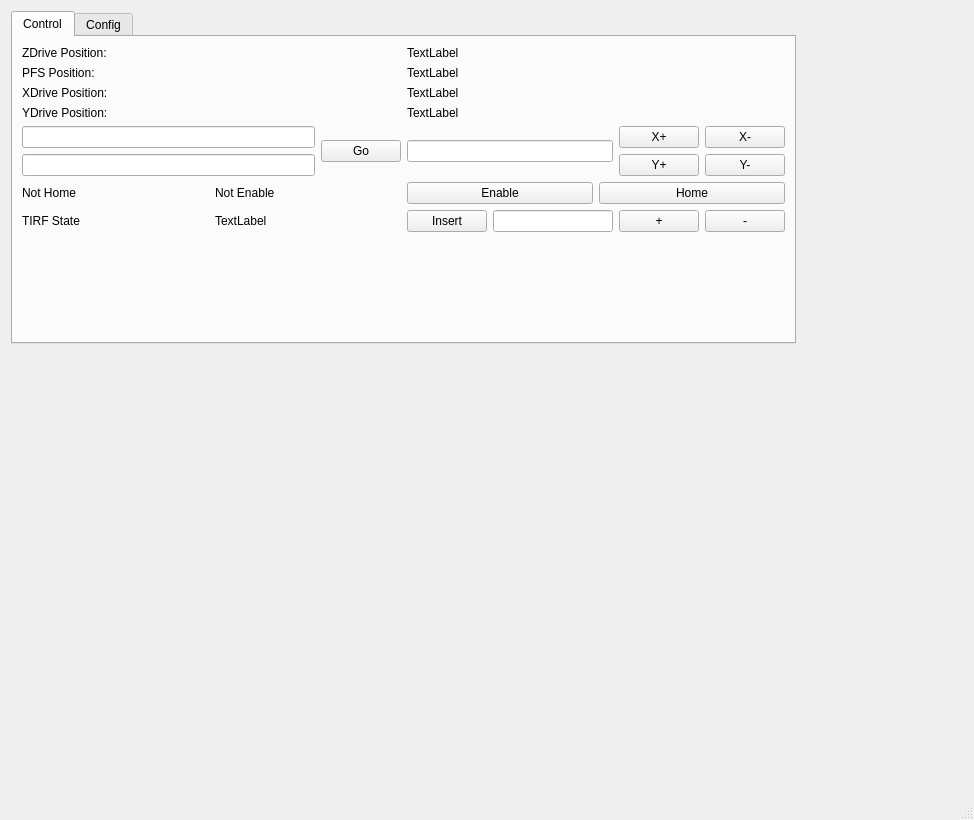
Qt form gene-seq-control/gui/mainview.ui (cyanial/gene-seq-platform-control) before a commit.
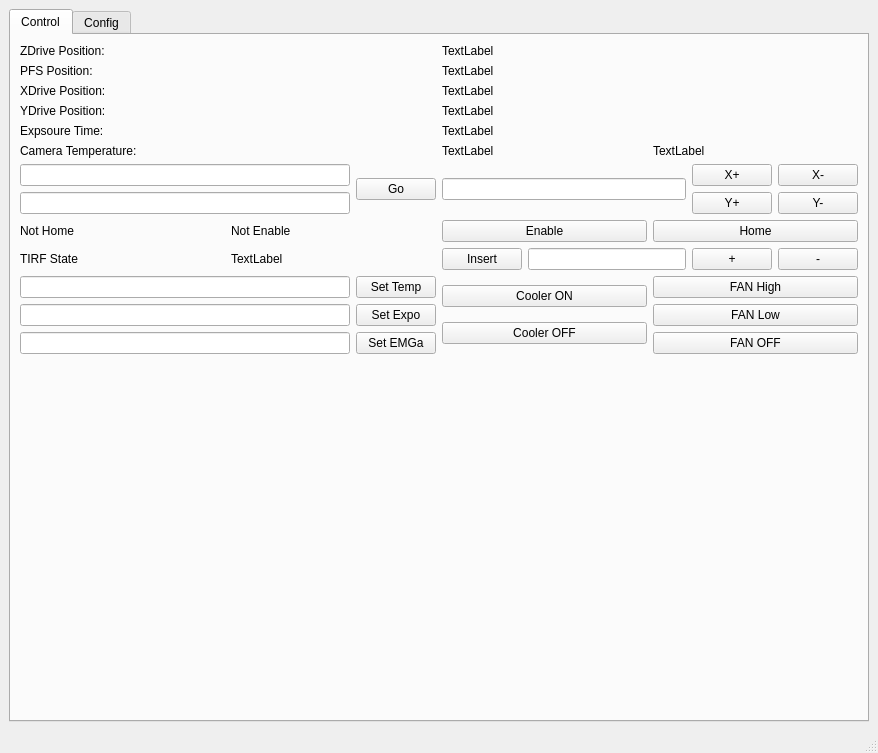
The same form after that commit.

Commit message: add camera function

Patch:
```diff
--- a/gene-seq-control/gui/mainview.ui
+++ b/gene-seq-control/gui/mainview.ui
@@ -6,23 +6,17 @@
    <rect>
     <x>0</x>
     <y>0</y>
-    <width>974</width>
-    <height>820</height>
+    <width>878</width>
+    <height>753</height>
    </rect>
   </property>
   <property name="windowTitle">
    <string>MainWindow</string>
   </property>
   <widget class="QWidget" name="centralwidget">
+   <layout class="QVBoxLayout" name="verticalLayout_7">
+    <item>
    <widget class="QTabWidget" name="tabWidget">
-    <property name="geometry">
-     <rect>
-      <x>11</x>
-      <y>11</y>
-      <width>785</width>
-      <height>333</height>
-     </rect>
-    </property>
     <property name="currentIndex">
      <number>0</number>
     </property>
@@ -33,98 +27,13 @@
      <layout class="QVBoxLayout" name="verticalLayout">
       <item>
        <layout class="QGridLayout" name="gridLayout">
-        <item row="1" column="1">
-         <widget class="QLabel" name="pfsPosTextLabel">
-          <property name="text">
-           <string>PFS Position:</string>
-          </property>
-         </widget>
-        </item>
-        <item row="0" column="2">
-         <widget class="QLabel" name="zdrivePosLabel">
+          <item row="3" column="2">
+           <widget class="QLabel" name="ydrivePosLabel">
           <property name="text">
            <string>TextLabel</string>
           </property>
          </widget>
         </item>
-        <item row="5" column="1">
-         <layout class="QHBoxLayout" name="horizontalLayout_2">
-          <item>
-           <widget class="QLabel" name="homeDisplayLabel">
-            <property name="text">
-             <string>Not Home</string>
-            </property>
-           </widget>
-          </item>
-          <item>
-           <widget class="QLabel" name="enableDisplayLabel">
-            <property name="text">
-             <string>Not Enable</string>
-            </property>
-           </widget>
-          </item>
-         </layout>
-        </item>
-        <item row="7" column="1">
-         <spacer name="verticalSpacer">
-          <property name="orientation">
-           <enum>Qt::Vertical</enum>
-          </property>
-          <property name="sizeHint" stdset="0">
-           <size>
-            <width>20</width>
-            <height>40</height>
-           </size>
-          </property>
-         </spacer>
-        </item>
-        <item row="4" column="2">
-         <layout class="QHBoxLayout" name="horizontalLayout_8">
-          <item>
-           <widget class="QLineEdit" name="stepInputLabel"/>
-          </item>
-          <item>
-           <layout class="QVBoxLayout" name="verticalLayout_3">
-            <item>
-             <layout class="QHBoxLayout" name="horizontalLayout_7">
-              <item>
-               <widget class="QPushButton" name="xPosPlusButton">
-                <property name="text">
-                 <string>X+</string>
-                </property>
-               </widget>
-              </item>
-              <item>
-               <widget class="QPushButton" name="xPosMinusButton">
-                <property name="text">
-                 <string>X-</string>
-                </property>
-               </widget>
-              </item>
-             </layout>
-            </item>
-            <item>
-             <layout class="QHBoxLayout" name="horizontalLayout_6">
-              <item>
-               <widget class="QPushButton" name="yPosPlusButton">
-                <property name="text">
-                 <string>Y+</string>
-                </property>
-               </widget>
-              </item>
-              <item>
-               <widget class="QPushButton" name="yPosMinusButton">
-                <property name="text">
-                 <string>Y-</string>
-                </property>
-               </widget>
-              </item>
-             </layout>
-            </item>
-           </layout>
-          </item>
-         </layout>
-        </item>
         <item row="1" column="2">
          <widget class="QLabel" name="pfsPosLabel">
           <property name="text">
@@ -132,10 +41,79 @@
           </property>
          </widget>
         </item>
-        <item row="3" column="1">
-         <widget class="QLabel" name="ydrivePosTextLabel">
+          <item row="2" column="2">
+           <widget class="QLabel" name="xdrivePosLabel">
           <property name="text">
-           <string>YDrive Position:</string>
+             <string>TextLabel</string>
+            </property>
+           </widget>
+          </item>
+          <item row="10" column="1">
+           <spacer name="verticalSpacer">
+            <property name="orientation">
+             <enum>Qt::Vertical</enum>
+            </property>
+            <property name="sizeHint" stdset="0">
+             <size>
+              <width>20</width>
+              <height>40</height>
+             </size>
+            </property>
+           </spacer>
+          </item>
+          <item row="8" column="2">
+           <layout class="QHBoxLayout" name="horizontalLayout_4">
+            <item>
+             <widget class="QPushButton" name="tirfToggleButton">
+              <property name="text">
+               <string>Insert</string>
+              </property>
+             </widget>
+            </item>
+            <item>
+             <widget class="QLineEdit" name="tirfStepLineEdit"/>
+            </item>
+            <item>
+             <widget class="QPushButton" name="addTirfPosButton">
+              <property name="text">
+               <string>+</string>
+              </property>
+             </widget>
+            </item>
+            <item>
+             <widget class="QPushButton" name="minusTirfPosButton">
+              <property name="text">
+               <string>-</string>
+              </property>
+             </widget>
+            </item>
+           </layout>
+          </item>
+          <item row="6" column="1">
+           <layout class="QHBoxLayout" name="horizontalLayout_5">
+            <item>
+             <layout class="QVBoxLayout" name="verticalLayout_2">
+              <item>
+               <widget class="QLineEdit" name="xPosInputLabel"/>
+              </item>
+              <item>
+               <widget class="QLineEdit" name="yPosInputLabel"/>
+              </item>
+             </layout>
+            </item>
+            <item>
+             <widget class="QPushButton" name="stageGoButton">
+              <property name="text">
+               <string>Go</string>
+              </property>
+             </widget>
+            </item>
+           </layout>
+          </item>
+          <item row="5" column="1">
+           <widget class="QLabel" name="cameraTemperatureTextLabel">
+            <property name="text">
+             <string>Camera Temperature:</string>
           </property>
          </widget>
         </item>
@@ -146,7 +124,7 @@
           </property>
          </widget>
         </item>
-        <item row="6" column="1">
+          <item row="8" column="1">
          <layout class="QHBoxLayout" name="horizontalLayout_3">
           <item>
            <widget class="QLabel" name="tirfStateLabel">
@@ -164,7 +142,7 @@
           </item>
          </layout>
         </item>
-        <item row="5" column="2">
+          <item row="7" column="2">
          <layout class="QHBoxLayout" name="horizontalLayout">
           <item>
            <widget class="QPushButton" name="enableStageButton">
@@ -189,42 +167,32 @@
           </property>
          </widget>
         </item>
-        <item row="2" column="2">
-         <widget class="QLabel" name="xdrivePosLabel">
+          <item row="3" column="1">
+           <widget class="QLabel" name="ydrivePosTextLabel">
           <property name="text">
-           <string>TextLabel</string>
+             <string>YDrive Position:</string>
           </property>
          </widget>
         </item>
-        <item row="6" column="2">
-         <layout class="QHBoxLayout" name="horizontalLayout_4">
+          <item row="5" column="2">
+           <layout class="QHBoxLayout" name="horizontalLayout_9">
           <item>
-           <widget class="QPushButton" name="tirfToggleButton">
+             <widget class="QLabel" name="cameraTemperatureLabel">
             <property name="text">
-             <string>Insert</string>
+               <string>TextLabel</string>
             </property>
            </widget>
           </item>
           <item>
-           <widget class="QLineEdit" name="tirfStepLineEdit"/>
-          </item>
-          <item>
-           <widget class="QPushButton" name="addTirfPosButton">
+             <widget class="QLabel" name="cameraCoolerState">
             <property name="text">
-             <string>+</string>
-            </property>
-           </widget>
-          </item>
-          <item>
-           <widget class="QPushButton" name="minusTirfPosButton">
-            <property name="text">
-             <string>-</string>
+               <string>TextLabel</string>
             </property>
            </widget>
           </item>
          </layout>
         </item>
-        <item row="7" column="2">
+          <item row="10" column="2">
          <spacer name="verticalSpacer_2">
           <property name="orientation">
            <enum>Qt::Vertical</enum>
@@ -237,33 +205,191 @@
           </property>
          </spacer>
         </item>
+          <item row="1" column="1">
+           <widget class="QLabel" name="pfsPosTextLabel">
+            <property name="text">
+             <string>PFS Position:</string>
+            </property>
+           </widget>
+          </item>
+          <item row="6" column="2">
+           <layout class="QHBoxLayout" name="horizontalLayout_8">
+            <item>
+             <widget class="QLineEdit" name="stepInputLabel"/>
+            </item>
+            <item>
+             <layout class="QVBoxLayout" name="verticalLayout_3">
+              <item>
+               <layout class="QHBoxLayout" name="horizontalLayout_7">
+                <item>
+                 <widget class="QPushButton" name="xPosPlusButton">
+                  <property name="text">
+                   <string>X+</string>
+                  </property>
+                 </widget>
+                </item>
+                <item>
+                 <widget class="QPushButton" name="xPosMinusButton">
+                  <property name="text">
+                   <string>X-</string>
+                  </property>
+                 </widget>
+                </item>
+               </layout>
+              </item>
+              <item>
+               <layout class="QHBoxLayout" name="horizontalLayout_6">
+                <item>
+                 <widget class="QPushButton" name="yPosPlusButton">
+                  <property name="text">
+                   <string>Y+</string>
+                  </property>
+                 </widget>
+                </item>
+                <item>
+                 <widget class="QPushButton" name="yPosMinusButton">
+                  <property name="text">
+                   <string>Y-</string>
+                  </property>
+                 </widget>
+                </item>
+               </layout>
+              </item>
+             </layout>
+            </item>
+           </layout>
+          </item>
+          <item row="7" column="1">
+           <layout class="QHBoxLayout" name="horizontalLayout_2">
+            <item>
+             <widget class="QLabel" name="homeDisplayLabel">
+              <property name="text">
+               <string>Not Home</string>
+              </property>
+             </widget>
+            </item>
+            <item>
+             <widget class="QLabel" name="enableDisplayLabel">
+              <property name="text">
+               <string>Not Enable</string>
+              </property>
+             </widget>
+            </item>
+           </layout>
+          </item>
+          <item row="0" column="2">
+           <widget class="QLabel" name="zdrivePosLabel">
+            <property name="text">
+             <string>TextLabel</string>
+            </property>
+           </widget>
+          </item>
+          <item row="4" column="2">
+           <widget class="QLabel" name="exposureTimeLabel">
+            <property name="text">
+             <string>TextLabel</string>
+            </property>
+           </widget>
+          </item>
         <item row="4" column="1">
-         <layout class="QHBoxLayout" name="horizontalLayout_5">
+           <widget class="QLabel" name="exposureTimeTextLabel">
+            <property name="text">
+             <string>Expsoure Time:</string>
+            </property>
+           </widget>
+          </item>
+          <item row="9" column="1">
+           <layout class="QVBoxLayout" name="verticalLayout_4">
           <item>
-           <layout class="QVBoxLayout" name="verticalLayout_2">
+             <layout class="QHBoxLayout" name="horizontalLayout_10">
             <item>
-             <widget class="QLineEdit" name="xPosInputLabel"/>
+               <widget class="QLineEdit" name="cameraTemperatureLineEdit"/>
             </item>
             <item>
-             <widget class="QLineEdit" name="yPosInputLabel"/>
+               <widget class="QPushButton" name="setTemperatureButton">
+                <property name="text">
+                 <string>Set Temp</string>
+                </property>
+               </widget>
             </item>
            </layout>
           </item>
           <item>
-           <widget class="QPushButton" name="stageGoButton">
+             <layout class="QHBoxLayout" name="horizontalLayout_11">
+              <item>
+               <widget class="QLineEdit" name="exposureTimeLineEdit"/>
+              </item>
+              <item>
+               <widget class="QPushButton" name="setExposureTimeButton">
             <property name="text">
-             <string>Go</string>
+                 <string>Set Expo</string>
             </property>
            </widget>
           </item>
          </layout>
         </item>
-        <item row="3" column="2">
-         <widget class="QLabel" name="ydrivePosLabel">
+            <item>
+             <layout class="QHBoxLayout" name="horizontalLayout_12">
+              <item>
+               <widget class="QLineEdit" name="emGainLineEdit"/>
+              </item>
+              <item>
+               <widget class="QPushButton" name="setEMGainButton">
           <property name="text">
-           <string>TextLabel</string>
-          </property>
-         </widget>
+                 <string>Set EMGa</string>
+                </property>
+               </widget>
+              </item>
+             </layout>
+            </item>
+           </layout>
+          </item>
+          <item row="9" column="2">
+           <layout class="QHBoxLayout" name="horizontalLayout_13">
+            <item>
+             <layout class="QVBoxLayout" name="verticalLayout_5">
+              <item>
+               <widget class="QPushButton" name="coolerONButton">
+                <property name="text">
+                 <string>Cooler ON</string>
+                </property>
+               </widget>
+              </item>
+              <item>
+               <widget class="QPushButton" name="coolerOFFButton">
+                <property name="text">
+                 <string>Cooler OFF</string>
+                </property>
+               </widget>
+              </item>
+             </layout>
+            </item>
+            <item>
+             <layout class="QVBoxLayout" name="verticalLayout_6">
+              <item>
+               <widget class="QPushButton" name="fanHighButton">
+                <property name="text">
+                 <string>FAN High</string>
+                </property>
+               </widget>
+              </item>
+              <item>
+               <widget class="QPushButton" name="fanLowButton">
+                <property name="text">
+                 <string>FAN Low</string>
+                </property>
+               </widget>
+              </item>
+              <item>
+               <widget class="QPushButton" name="fanOFFButton">
+                <property name="text">
+                 <string>FAN OFF</string>
+                </property>
+               </widget>
+              </item>
+             </layout>
+            </item>
+           </layout>
         </item>
        </layout>
       </item>
@@ -275,13 +401,15 @@
      </attribute>
     </widget>
    </widget>
+    </item>
+   </layout>
   </widget>
   <widget class="QMenuBar" name="menubar">
    <property name="geometry">
     <rect>
      <x>0</x>
      <y>0</y>
-     <width>974</width>
+     <width>878</width>
      <height>26</height>
     </rect>
    </property>
```
Lines whose indentation alone changed are shown as unchanged. The commit also changes 1 other file.
